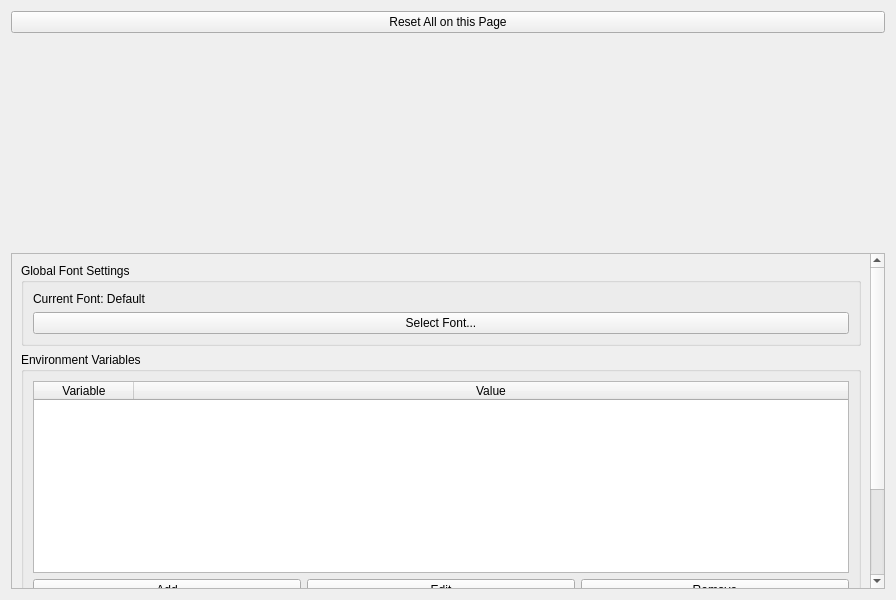
Above: Tools/HolocronToolset/src/ui/widgets/settings/application.ui from NickHugi/PyKotor before the change. Below: the same form after it.
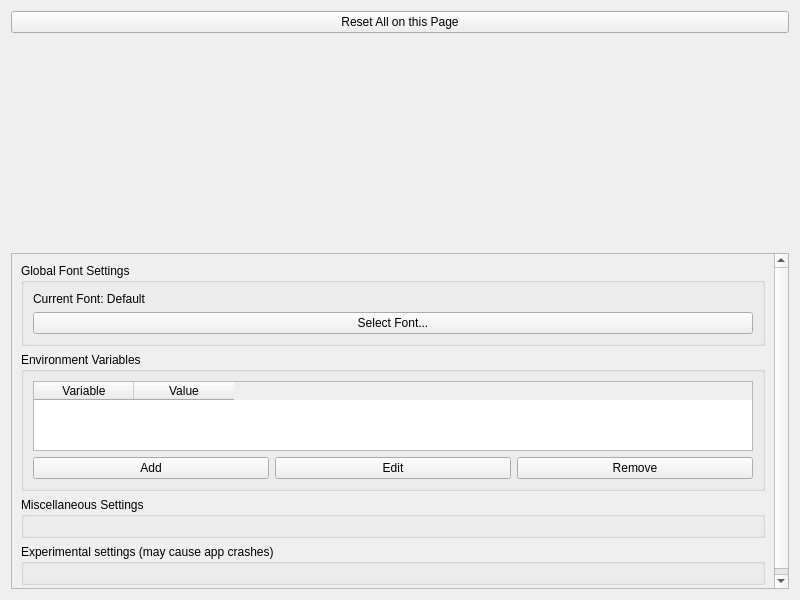
That is the form after the change. Custom widgets are drawn as their Qt base class.

What changed in the file:
```diff
--- a/Tools/HolocronToolset/src/ui/widgets/settings/application.ui
+++ b/Tools/HolocronToolset/src/ui/widgets/settings/application.ui
@@ -6,7 +6,7 @@
    <rect>
     <x>0</x>
     <y>0</y>
-    <width>896</width>
+                <width>800</width>
     <height>600</height>
    </rect>
   </property>
@@ -60,8 +60,8 @@
        <rect>
         <x>0</x>
         <y>0</y>
-        <width>859</width>
-        <height>450</height>
+                                <width>780</width>
+                                <height>580</height>
        </rect>
       </property>
       <layout class="QVBoxLayout" name="verticalLayout_2">
@@ -78,14 +78,8 @@
             </property>
            </widget>
           </item>
-          <item alignment="">
+                                        <item>
            <widget class="QPushButton" name="fontButton">
-            <property name="sizePolicy">
-             <sizepolicy hsizetype="Preferred" vsizetype="Preferred">
-              <horstretch>0</horstretch>
-              <verstretch>0</verstretch>
-             </sizepolicy>
-            </property>
             <property name="text">
              <string>Select Font...</string>
             </property>
@@ -96,49 +90,28 @@
        </item>
        <item>
         <widget class="QGroupBox" name="groupBoxEnvVariables">
-         <property name="sizePolicy">
-          <sizepolicy hsizetype="Preferred" vsizetype="MinimumExpanding">
-           <horstretch>0</horstretch>
-           <verstretch>0</verstretch>
-          </sizepolicy>
-         </property>
          <property name="title">
           <string>Environment Variables</string>
          </property>
          <layout class="QVBoxLayout" name="verticalLayout_env">
-          <property name="sizeConstraint">
-           <enum>QLayout::SizeConstraint::SetNoConstraint</enum>
-          </property>
           <item>
-           <widget class="RobustTableWidget" name="tableWidget">
-            <property name="sizePolicy">
-             <sizepolicy hsizetype="Expanding" vsizetype="MinimumExpanding">
-              <horstretch>0</horstretch>
-              <verstretch>1</verstretch>
-             </sizepolicy>
-            </property>
-            <property name="sortingEnabled">
-             <bool>true</bool>
-            </property>
+                                            <widget class="QTableWidget" name="tableWidget">
+                                                <column>
+                                                    <property name="text">
+                                                        <string>Variable</string>
+                                                    </property>
+                                                </column>
+                                                <column>
+                                                    <property name="text">
+                                                        <string>Value</string>
+                                                    </property>
+                                                </column>
             <property name="rowCount">
              <number>0</number>
             </property>
             <property name="columnCount">
              <number>2</number>
             </property>
-            <attribute name="horizontalHeaderStretchLastSection">
-             <bool>true</bool>
-            </attribute>
-            <column>
-             <property name="text">
-              <string>Variable</string>
-             </property>
-            </column>
-            <column>
-             <property name="text">
-              <string>Value</string>
-             </property>
-            </column>
            </widget>
           </item>
           <item>
@@ -191,14 +164,6 @@
    </item>
   </layout>
  </widget>
- <customwidgets>
-  <customwidget>
-   <class>RobustTableWidget</class>
-   <extends>QTableWidget</extends>
-   <header location="global">utility.ui_libraries.qt.widgets.itemviews.tablewidget</header>
-   <container>1</container>
-  </customwidget>
- </customwidgets>
- <resources/>
- <connections/>
+    <resources />
+    <connections />
 </ui>
```
Left out of the diff: 12 changed lines with no effect on the pictures. Lines whose indentation alone changed are shown as unchanged.
